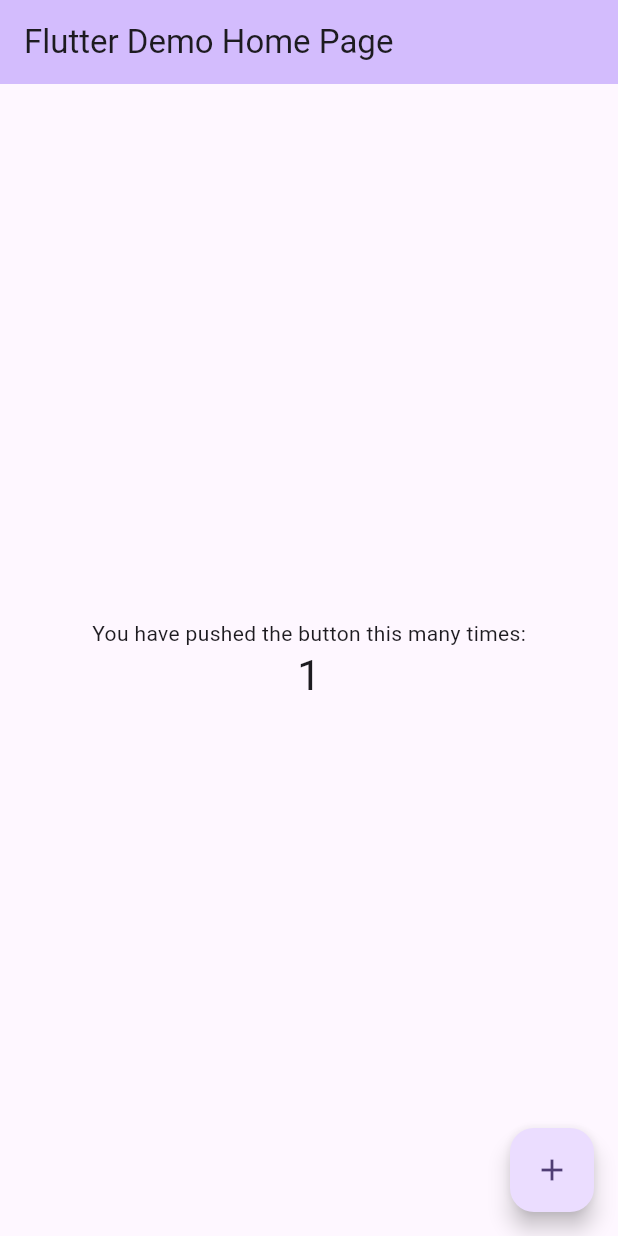
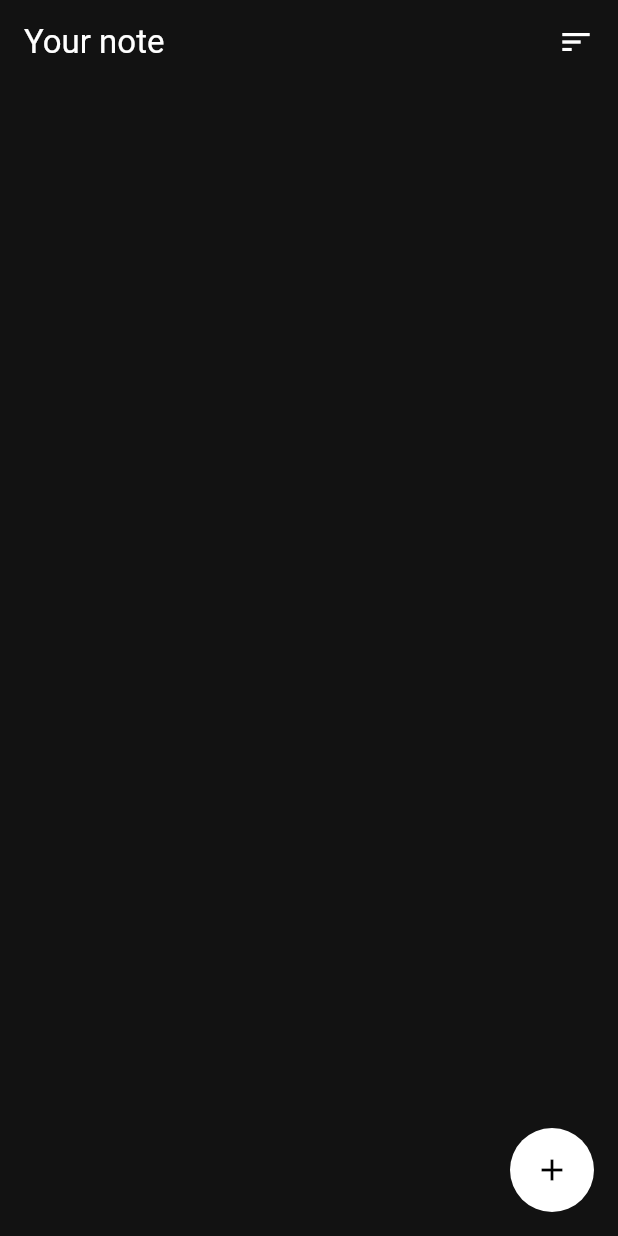
Before and after one commit to sanghyun3377/orm_note_app, a Flutter app: the screen it shows after launch, after a tap on the "add" icon, on a phone screen of 412 x 824 dp. Run offline on Flutter 3.47's test engine with Material 3 defaults, Android fonts, the phone set to English and light mode, and no system bars; our stand-ins replace go_router.

Commit message:
메인페이지 ui 간단하게 구현

```diff
--- /dev/null
+++ b/lib/Screen/main_screen.dart
@@ -0,0 +1,35 @@
+import 'package:flutter/material.dart';
+
+class MainScreen extends StatelessWidget {
+  const MainScreen({super.key});
+
+  @override
+  Widget build(BuildContext context) {
+    return Scaffold(
+      appBar: AppBar(
+        title: const Text('Your note'),
+        actions: const [
+          Padding(
+            padding: EdgeInsets.all(8.0),
+            child: Padding(
+              padding: EdgeInsets.all(8.0),
+              child: Icon(Icons.sort),
+            ),
+          )
+        ],
+      ),
+      floatingActionButton: FloatingActionButton(
+        onPressed: () {},
+        foregroundColor: Colors.black, // 아이콘의 색상을 지정합니다.
+        backgroundColor: Colors.white, // 버튼의 배경색을 지정합니다.
+        elevation: 0.0, // 버튼의 음영 효과의 크기를 조절합니다.
+        tooltip: '추가', // onPressed 콜백이 동작할 때 나타나는 툴팁을 정의합니다.
+        splashColor: Colors.yellow, // 누르고 있지 않을 때 나타나는 색상을 지정합니다.
+        shape: RoundedRectangleBorder(
+          borderRadius: BorderRadius.circular(99), // 버튼의 모양을 지정합니다.
+        ),
+        child: const Icon(Icons.add),
+      ),
+    );
+  }
+}
--- a/lib/main.dart
+++ b/lib/main.dart
@@ -1,4 +1,5 @@
 import 'package:flutter/material.dart';
+import 'package:orm_note_app/router.dart';
 
 void main() {
   runApp(const MyApp());
@@ -7,119 +8,12 @@
 class MyApp extends StatelessWidget {
   const MyApp({super.key});
 
-  // This widget is the root of your application.
   @override
   Widget build(BuildContext context) {
-    return MaterialApp(
-      title: 'Flutter Demo',
-      theme: ThemeData(
-        // This is the theme of your application.
-        //
-        // TRY THIS: Try running your application with "flutter run". You'll see
-        // the application has a purple toolbar. Then, without quitting the app,
-        // try changing the seedColor in the colorScheme below to Colors.green
-        // and then invoke "hot reload" (save your changes or press the "hot
-        // reload" button in a Flutter-supported IDE, or press "r" if you used
-        // the command line to start the app).
-        //
-        // Notice that the counter didn't reset back to zero; the application
-        // state is not lost during the reload. To reset the state, use hot
-        // restart instead.
-        //
-        // This works for code too, not just values: Most code changes can be
-        // tested with just a hot reload.
-        colorScheme: ColorScheme.fromSeed(seedColor: Colors.deepPurple),
-        useMaterial3: true,
-      ),
-      home: const MyHomePage(title: 'Flutter Demo Home Page'),
+    return MaterialApp.router(
+      theme: ThemeData.from(colorScheme: const ColorScheme.dark()),
+      debugShowCheckedModeBanner: false,
+      routerConfig: router,
     );
   }
 }
-
-class MyHomePage extends StatefulWidget {
-  const MyHomePage({super.key, required this.title});
-
-  // This widget is the home page of your application. It is stateful, meaning
-  // that it has a State object (defined below) that contains fields that affect
-  // how it looks.
-
-  // This class is the configuration for the state. It holds the values (in this
-  // case the title) provided by the parent (in this case the App widget) and
-  // used by the build method of the State. Fields in a Widget subclass are
-  // always marked "final".
-
-  final String title;
-
-  @override
-  State<MyHomePage> createState() => _MyHomePageState();
-}
-
-class _MyHomePageState extends State<MyHomePage> {
-  int _counter = 0;
-
-  void _incrementCounter() {
-    setState(() {
-      // This call to setState tells the Flutter framework that something has
-      // changed in this State, which causes it to rerun the build method below
-      // so that the display can reflect the updated values. If we changed
-      // _counter without calling setState(), then the build method would not be
-      // called again, and so nothing would appear to happen.
-      _counter++;
-    });
-  }
-
-  @override
-  Widget build(BuildContext context) {
-    // This method is rerun every time setState is called, for instance as done
-    // by the _incrementCounter method above.
-    //
-    // The Flutter framework has been optimized to make rerunning build methods
-    // fast, so that you can just rebuild anything that needs updating rather
-    // than having to individually change instances of widgets.
-    return Scaffold(
-      appBar: AppBar(
-        // TRY THIS: Try changing the color here to a specific color (to
-        // Colors.amber, perhaps?) and trigger a hot reload to see the AppBar
-        // change color while the other colors stay the same.
-        backgroundColor: Theme.of(context).colorScheme.inversePrimary,
-        // Here we take the value from the MyHomePage object that was created by
-        // the App.build method, and use it to set our appbar title.
-        title: Text(widget.title),
-      ),
-      body: Center(
-        // Center is a layout widget. It takes a single child and positions it
-        // in the middle of the parent.
-        child: Column(
-          // Column is also a layout widget. It takes a list of children and
-          // arranges them vertically. By default, it sizes itself to fit its
-          // children horizontally, and tries to be as tall as its parent.
-          //
-          // Column has various properties to control how it sizes itself and
-          // how it positions its children. Here we use mainAxisAlignment to
-          // center the children vertically; the main axis here is the vertical
-          // axis because Columns are vertical (the cross axis would be
-          // horizontal).
-          //
-          // TRY THIS: Invoke "debug painting" (choose the "Toggle Debug Paint"
-          // action in the IDE, or press "p" in the console), to see the
-          // wireframe for each widget.
-          mainAxisAlignment: MainAxisAlignment.center,
-          children: <Widget>[
-            const Text(
-              'You have pushed the button this many times:',
-            ),
-            Text(
-              '$_counter',
-              style: Theme.of(context).textTheme.headlineMedium,
-            ),
-          ],
-        ),
-      ),
-      floatingActionButton: FloatingActionButton(
-        onPressed: _incrementCounter,
-        tooltip: 'Increment',
-        child: const Icon(Icons.add),
-      ), // This trailing comma makes auto-formatting nicer for build methods.
-    );
-  }
-}
--- /dev/null
+++ b/lib/router.dart
@@ -0,0 +1,13 @@
+import 'package:go_router/go_router.dart';
+import 'package:orm_note_app/Screen/main_screen.dart';
+
+final router = GoRouter(
+  initialLocation: '/', // 원래 / 이거 주소로 못쓰는데 쓸려고
+  routes: [
+// 첫번째 시작 라우트 설정
+    GoRoute(
+      path: '/', // initialLocation이거 해서 사용가능
+      builder: (context, state) => const MainScreen(),
+    ),
+  ],
+);
--- a/pubspec.yaml
+++ b/pubspec.yaml
@@ -35,6 +35,7 @@ dependencies:
   # The following adds the Cupertino Icons font to your application.
   # Use with the CupertinoIcons class for iOS style icons.
   cupertino_icons: ^1.0.2
+  go_router: ^13.0.1
 
 dev_dependencies:
   flutter_test:
```
Also changed, not shown: pubspec.lock.
